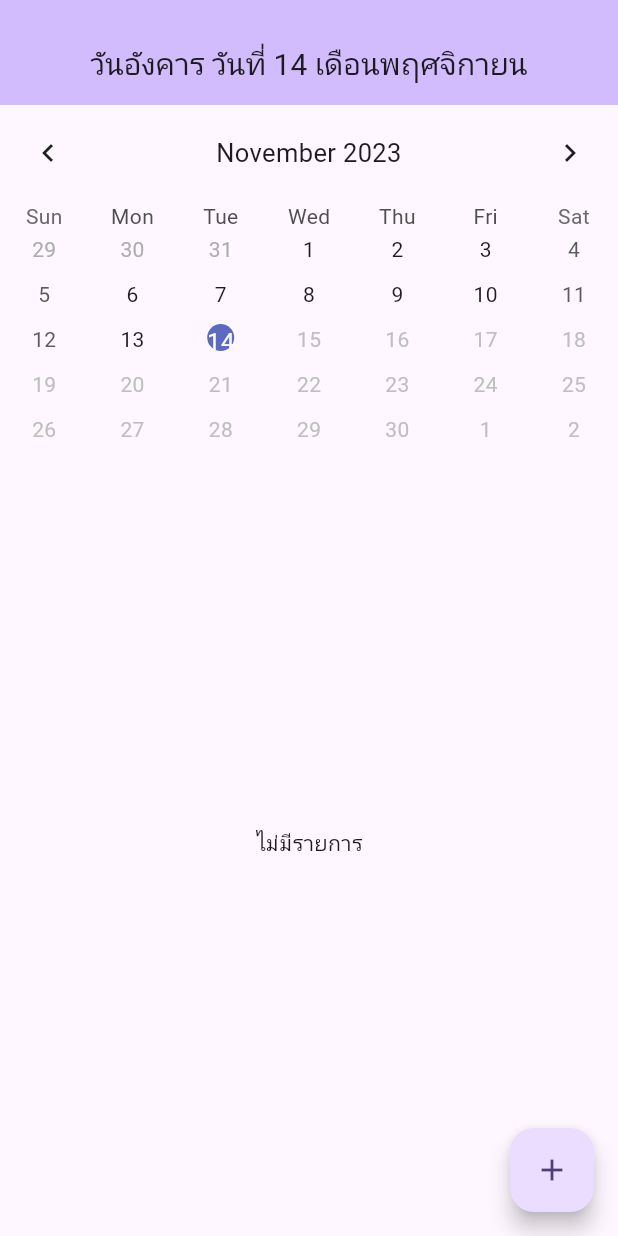
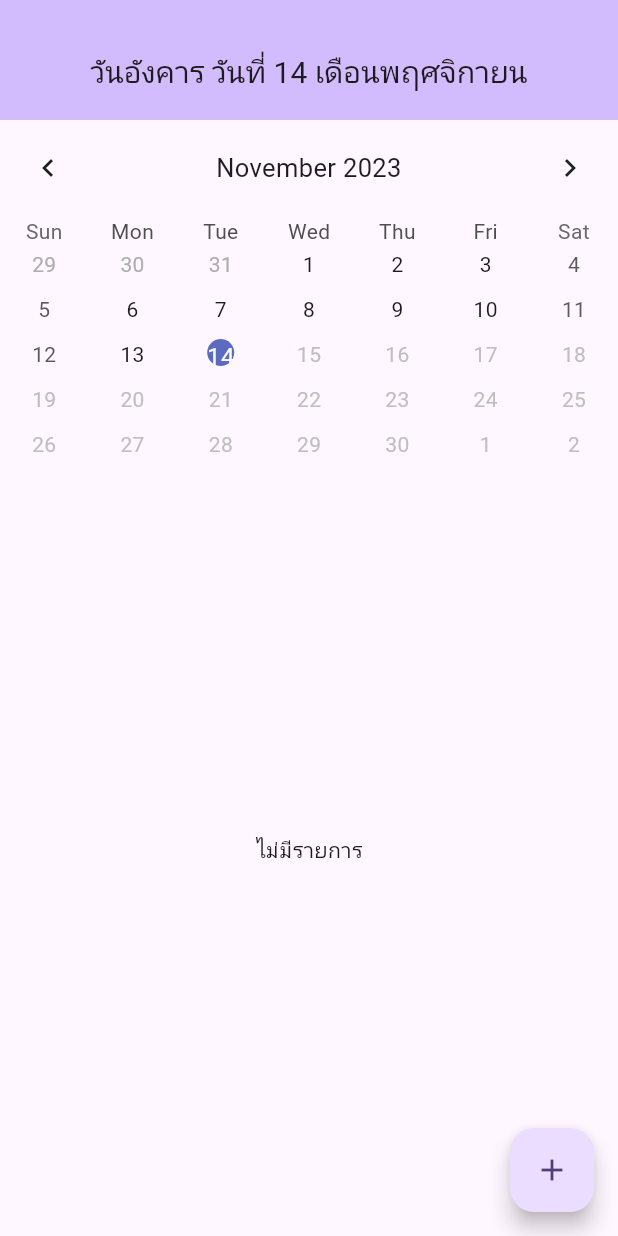
Before and after one commit to Lenilk/incomeandexpensesapp, a Flutter app: the screen it shows after launch, on a phone screen of 412 x 824 dp. Run offline on Flutter 3.47's test engine with Material 2 defaults, Android fonts, the phone set to English and light mode, and no system bars; drawn by our look-alikes of table_calendar; our stand-ins replace shared_preferences.

Commit message:
Add route and change icon in ftbtn

```diff
--- a/lib/main.dart
+++ b/lib/main.dart
@@ -2,7 +2,6 @@ import 'dart:convert';
 
 import 'package:flutter/material.dart';
 import 'package:incomeandexpensesapp/component/conclusionbar.dart';
-import 'package:incomeandexpensesapp/jsonserialization/dashboard.dart';
 import 'package:incomeandexpensesapp/jsonserialization/data.dart';
 import 'package:incomeandexpensesapp/jsonserialization/note.dart';
 import 'package:provider/provider.dart';
@@ -12,14 +11,9 @@ import 'component/component.dart';
 import 'package:shared_preferences/shared_preferences.dart';
 
 void main() {
-  runApp(
-    MultiProvider(
-      providers: [
-        ChangeNotifierProvider(create: (_) => Stater()),
-      ],
-      child: const MyApp(),
-    ),
-  );
+  runApp(MultiProvider(providers: [
+    ChangeNotifierProvider(create: (_) => Stater()),
+  ], child: const MyApp()));
 }
 
 class MyApp extends StatelessWidget {
@@ -31,10 +25,17 @@ class MyApp extends StatelessWidget {
         colorScheme: ColorScheme.fromSeed(seedColor: Colors.deepPurple),
         useMaterial3: true,
       ),
-      home: const MediaQuery(
-        data: MediaQueryData(textScaleFactor: 1.0),
-        child: MyHomePage(),
-      ),
+      initialRoute: '/',
+      routes: {
+        '/': (context) => const MediaQuery(
+              data: MediaQueryData(textScaleFactor: 1.0),
+              child: MyHomePage(),
+            ),
+        '/dashboard': (context) => const MediaQuery(
+              data: MediaQueryData(textScaleFactor: 1.0),
+              child: DashBoardPage(),
+            ),
+      },
       debugShowCheckedModeBanner: false,
     );
   }
@@ -115,10 +116,10 @@ class _MyHomePageState extends State<MyHomePage> {
     int expensamt = context.watch<Stater>().expensAmount();
     bool isSelectMonthAvailable =
         context.watch<Stater>().isSelectMonthAvailable();
-    DashBoard dashBoardData = context.watch<Stater>().calDashboard();
+
     return Scaffold(
       appBar: AppBar(
-        toolbarHeight: 70,
+        toolbarHeight: 80,
         centerTitle: true,
         backgroundColor: Theme.of(context).colorScheme.inversePrimary,
         title: Padding(
@@ -149,17 +150,12 @@ class _MyHomePageState extends State<MyHomePage> {
         children: [
           if (isSelectMonthAvailable)
             FloatingActionButton(
+              heroTag: 'dashboard',
               onPressed: () {
-                Navigator.push(
-                  context,
-                  MaterialPageRoute(
-                      builder: (context) => DashBoardPage(
-                            data: dashBoardData,
-                          )),
-                );
+                Navigator.pushNamed(context, '/dashboard');
               },
               tooltip: 'DashBoard',
-              child: const Icon(Icons.note),
+              child: const Icon(Icons.assessment_outlined),
             ),
           const SizedBox(
             height: 10,
```
Also changed, not shown: lib/component/dashBoardPage.dart (+14 -4 lines).
